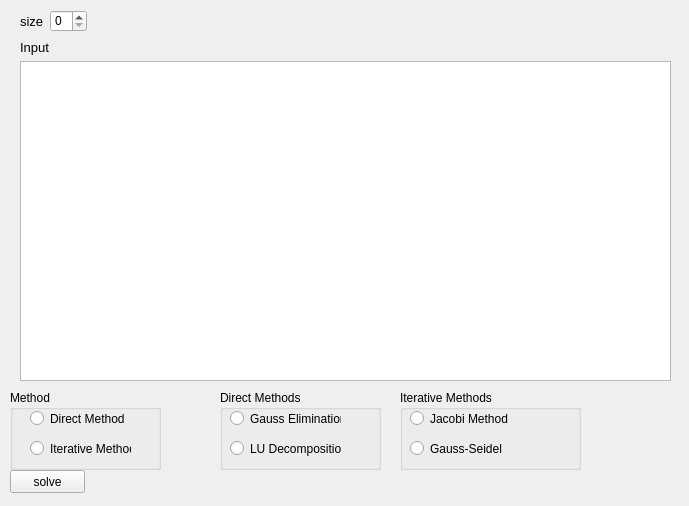
The window that form.ui (alundilong/NumToolKit) describes before a commit, drawn with Qt 5.
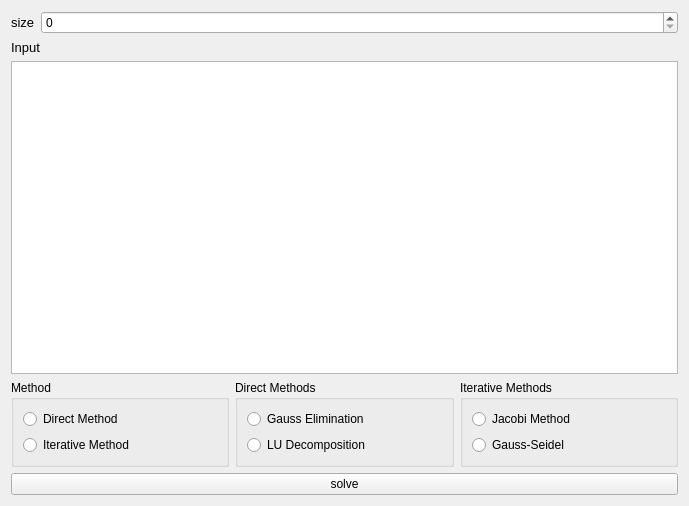
The same window after the commit.

```diff
--- a/form.ui
+++ b/form.ui
@@ -13,193 +13,129 @@
   <property name="windowTitle">
    <string>Form</string>
   </property>
-  <widget class="QPushButton" name="solveButton">
-   <property name="geometry">
-    <rect>
-     <x>10</x>
-     <y>470</y>
-     <width>75</width>
-     <height>23</height>
-    </rect>
+  <layout class="QVBoxLayout" name="verticalLayout_5">
+   <item>
+    <layout class="QFormLayout" name="formLayout">
+     <item row="0" column="0">
+      <widget class="QLabel" name="label_3">
+       <property name="font">
+        <font>
+         <pointsize>10</pointsize>
+        </font>
    </property>
    <property name="text">
-    <string>solve</string>
-   </property>
-  </widget>
+        <string>size</string>
+       </property>
+      </widget>
+     </item>
+     <item row="0" column="1">
+      <widget class="QSpinBox" name="spinBox"/>
+     </item>
+    </layout>
+   </item>
+   <item>
+    <layout class="QVBoxLayout" name="verticalLayout">
+     <item>
+      <widget class="QLabel" name="label">
+       <property name="font">
+        <font>
+         <pointsize>10</pointsize>
+        </font>
+       </property>
+       <property name="text">
+        <string>Input</string>
+       </property>
+      </widget>
+     </item>
+     <item>
+      <widget class="QTableWidget" name="tableWidget"/>
+     </item>
+    </layout>
+   </item>
+   <item>
+    <layout class="QHBoxLayout" name="horizontalLayout">
+     <item>
   <widget class="QGroupBox" name="groupBoxMethod">
-   <property name="geometry">
-    <rect>
-     <x>10</x>
-     <y>390</y>
-     <width>151</width>
-     <height>80</height>
-    </rect>
-   </property>
    <property name="title">
     <string>Method</string>
    </property>
+       <layout class="QVBoxLayout" name="verticalLayout_3">
+        <item>
    <widget class="QRadioButton" name="radioDirectMethod">
-    <property name="geometry">
-     <rect>
-      <x>20</x>
-      <y>20</y>
-      <width>111</width>
-      <height>17</height>
-     </rect>
-    </property>
     <property name="text">
      <string>Direct Method</string>
     </property>
    </widget>
+        </item>
+        <item>
    <widget class="QRadioButton" name="radioIterativeMethod">
     <property name="enabled">
      <bool>true</bool>
     </property>
-    <property name="geometry">
-     <rect>
-      <x>20</x>
-      <y>50</y>
-      <width>101</width>
-      <height>17</height>
-     </rect>
-    </property>
     <property name="text">
      <string>Iterative Method</string>
     </property>
    </widget>
-  </widget>
+        </item>
+       </layout>
+      </widget>
+     </item>
+     <item>
   <widget class="QGroupBox" name="groupBoxDirectMethod">
-   <property name="geometry">
-    <rect>
-     <x>220</x>
-     <y>390</y>
-     <width>161</width>
-     <height>80</height>
-    </rect>
-   </property>
    <property name="title">
     <string>Direct Methods</string>
    </property>
+       <layout class="QVBoxLayout" name="verticalLayout_2">
+        <item>
    <widget class="QRadioButton" name="radioGauss">
-    <property name="geometry">
-     <rect>
-      <x>10</x>
-      <y>20</y>
-      <width>111</width>
-      <height>17</height>
-     </rect>
-    </property>
     <property name="text">
      <string>Gauss Elimination</string>
     </property>
    </widget>
+        </item>
+        <item>
    <widget class="QRadioButton" name="radioLU">
-    <property name="geometry">
-     <rect>
-      <x>10</x>
-      <y>50</y>
-      <width>111</width>
-      <height>17</height>
-     </rect>
-    </property>
     <property name="text">
      <string>LU Decomposition</string>
     </property>
    </widget>
-  </widget>
+        </item>
+       </layout>
+      </widget>
+     </item>
+     <item>
   <widget class="QGroupBox" name="groupBoxIterativeMethod">
-   <property name="geometry">
-    <rect>
-     <x>400</x>
-     <y>390</y>
-     <width>181</width>
-     <height>80</height>
-    </rect>
-   </property>
    <property name="title">
     <string>Iterative Methods</string>
    </property>
+       <layout class="QVBoxLayout" name="verticalLayout_4">
+        <item>
    <widget class="QRadioButton" name="radioJacobi">
-    <property name="geometry">
-     <rect>
-      <x>10</x>
-      <y>20</y>
-      <width>101</width>
-      <height>17</height>
-     </rect>
-    </property>
     <property name="text">
      <string>Jacobi Method</string>
     </property>
    </widget>
+        </item>
+        <item>
    <widget class="QRadioButton" name="radioGaussSeidel">
-    <property name="geometry">
-     <rect>
-      <x>10</x>
-      <y>50</y>
-      <width>101</width>
-      <height>17</height>
-     </rect>
-    </property>
     <property name="text">
      <string>Gauss-Seidel</string>
     </property>
    </widget>
-  </widget>
-  <widget class="QWidget" name="">
-   <property name="geometry">
-    <rect>
-     <x>20</x>
-     <y>10</y>
-     <width>67</width>
-     <height>22</height>
-    </rect>
-   </property>
-   <layout class="QFormLayout" name="formLayout">
-    <item row="0" column="0">
-     <widget class="QLabel" name="label_3">
-      <property name="font">
-       <font>
-        <pointsize>10</pointsize>
-       </font>
-      </property>
-      <property name="text">
-       <string>size</string>
-      </property>
-     </widget>
-    </item>
-    <item row="0" column="1">
-     <widget class="QSpinBox" name="spinBox"/>
-    </item>
-   </layout>
-  </widget>
-  <widget class="QWidget" name="">
-   <property name="geometry">
-    <rect>
-     <x>20</x>
-     <y>40</y>
-     <width>651</width>
-     <height>341</height>
-    </rect>
-   </property>
-   <layout class="QVBoxLayout" name="verticalLayout">
+        </item>
+       </layout>
+      </widget>
+     </item>
+    </layout>
+   </item>
     <item>
-     <widget class="QLabel" name="label">
-      <property name="font">
-       <font>
-        <pointsize>10</pointsize>
-       </font>
-      </property>
+    <widget class="QPushButton" name="solveButton">
       <property name="text">
-       <string>Input</string>
+      <string>solve</string>
       </property>
      </widget>
     </item>
-    <item>
-     <widget class="QTableWidget" name="tableWidget"/>
-    </item>
-   </layout>
-  </widget>
+  </layout>
  </widget>
  <resources/>
  <connections/>
```
Lines whose indentation alone changed are shown as unchanged.
